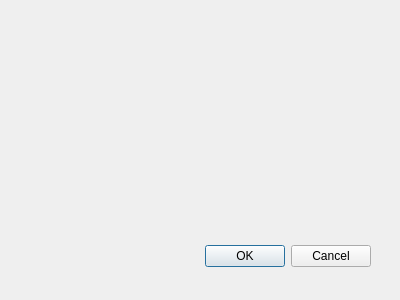
Above: adduserdialog.ui from Dalizi/option_calculator before the change. Below: the same form after it.
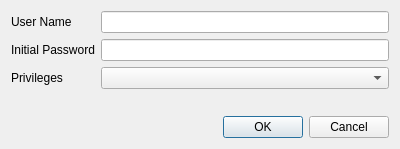
That is the form after the change.

Commit message: Add create user dialog.

The edit to the form file:
```diff
--- a/adduserdialog.ui
+++ b/adduserdialog.ui
@@ -9,21 +9,49 @@
     <x>0</x>
     <y>0</y>
     <width>400</width>
-    <height>300</height>
+    <height>149</height>
    </rect>
   </property>
   <property name="windowTitle">
    <string>Dialog</string>
   </property>
+  <layout class="QVBoxLayout" name="verticalLayout">
+   <item>
+    <layout class="QFormLayout" name="formLayout">
+     <item row="0" column="0">
+      <widget class="QLabel" name="userNameLabel">
+       <property name="text">
+        <string>User Name</string>
+       </property>
+      </widget>
+     </item>
+     <item row="0" column="1">
+      <widget class="QLineEdit" name="userNameLineEdit"/>
+     </item>
+     <item row="1" column="0">
+      <widget class="QLabel" name="initialPasswordLabel">
+       <property name="text">
+        <string>Initial Password</string>
+       </property>
+      </widget>
+     </item>
+     <item row="1" column="1">
+      <widget class="QLineEdit" name="initialPasswordLineEdit"/>
+     </item>
+     <item row="2" column="0">
+      <widget class="QLabel" name="privilegesLabel">
+       <property name="text">
+        <string>Privileges</string>
+       </property>
+      </widget>
+     </item>
+     <item row="2" column="1">
+      <widget class="QComboBox" name="privilegesComboBox"/>
+     </item>
+    </layout>
+   </item>
+   <item>
   <widget class="QDialogButtonBox" name="buttonBox">
-   <property name="geometry">
-    <rect>
-     <x>30</x>
-     <y>240</y>
-     <width>341</width>
-     <height>32</height>
-    </rect>
-   </property>
    <property name="orientation">
     <enum>Qt::Horizontal</enum>
    </property>
@@ -31,6 +59,8 @@
     <set>QDialogButtonBox::Cancel|QDialogButtonBox::Ok</set>
    </property>
   </widget>
+   </item>
+  </layout>
  </widget>
  <pixmapfunction/>
  <resources/>
```
Left out of the diff: 5 changed lines with no effect on the pictures. Lines whose indentation alone changed are shown as unchanged. The commit also changes 7 other files.
